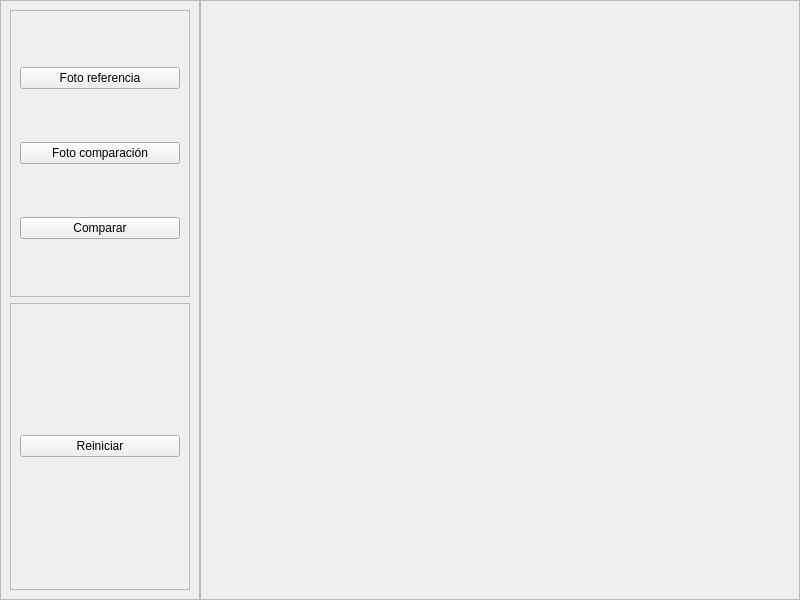
Before: the Qt Designer form ui_interface.ui in S3rg1t0/OPENCV_7Diferencias, drawn with Qt 5.
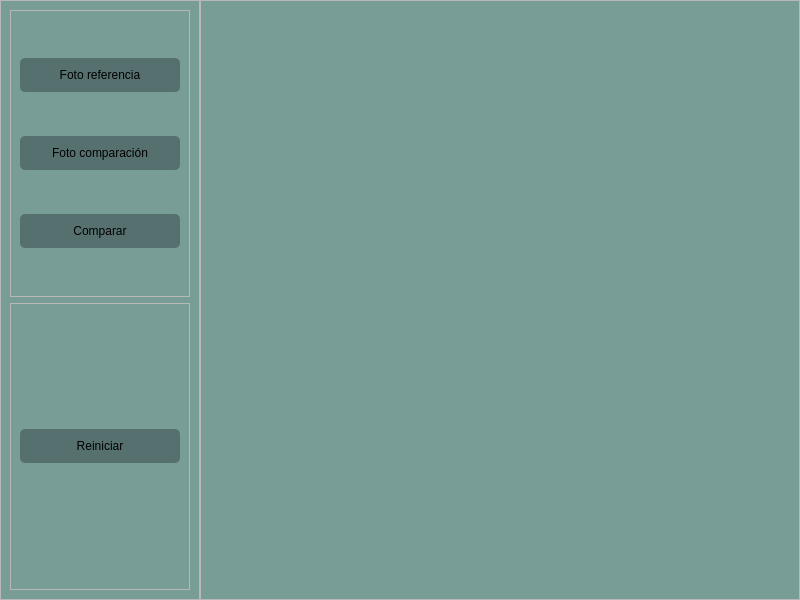
After: the same form once the commit is applied.

What changed in the file:
```diff
--- a/ui_interface.ui
+++ b/ui_interface.ui
@@ -14,6 +14,26 @@
    <string>MainWindow</string>
   </property>
   <widget class="QWidget" name="centralwidget">
+   <property name="styleSheet">
+    <string notr="true">#frame QPushButton{
+padding: 10px;
+border-radius: 5px;
+background-color: rgba(33,43,51,100);
+font: 700 12pt &quot;Arial&quot;;
+}
+
+
+#frame QPushButton:hover
+{
+background-color: rgb(120,157,186);
+}
+
+#centralwidget {
+background-color: rgb(120,157,150);
+}
+
+</string>
+   </property>
    <layout class="QHBoxLayout" name="horizontalLayout">
     <property name="spacing">
      <number>0</number>
```
